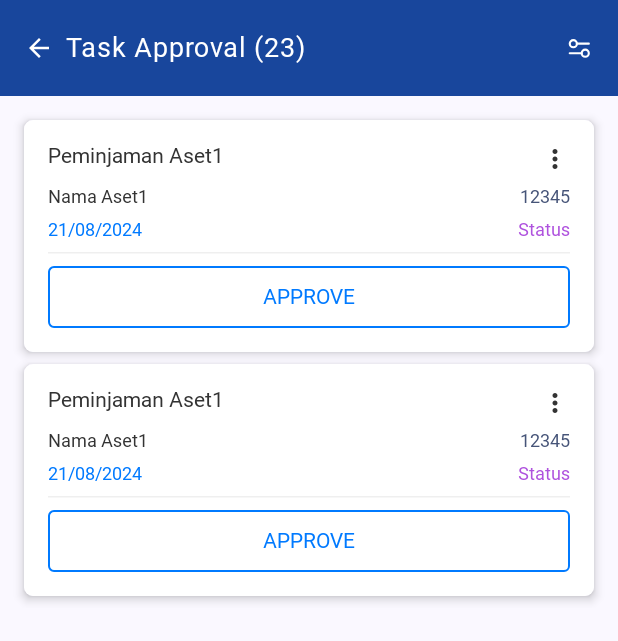
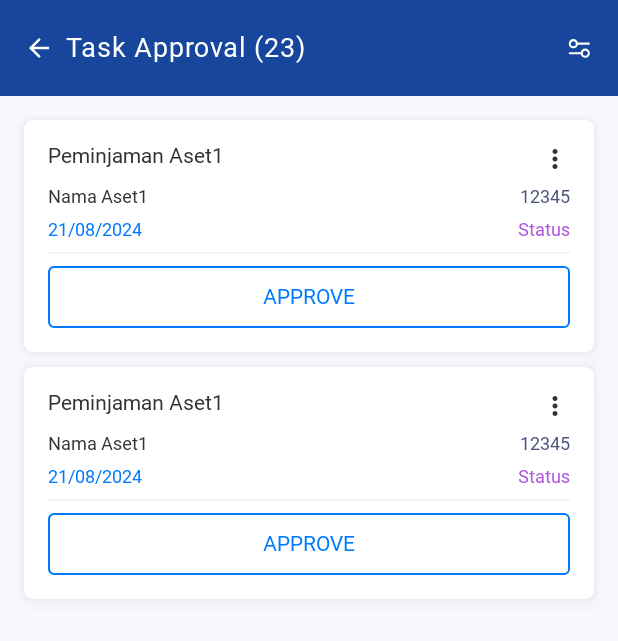
Before and after one commit to ariefzainuri96/simart-android, an Android app built with Jetpack Compose: the TaskApprovalActivity screen opened directly, with no data from a screen before it, on a phone screen of 412 x 824 dp. Shown: the top 641 px of the screen. Run offline under Robolectric (Android 15) with nearby library versions, the phone set to English and light mode, and no system bars; our stand-ins replace Dagger/Hilt's generated code; network calls fail; Roboto replaces fonts that are not available here.

Commit message:
update: 1. finish slicing detail task approval item

```diff
--- a/app/src/main/java/simart/umby/android/component/compose/TransparentStatusBar.kt
+++ /dev/null
@@ -1,13 +0,0 @@
-package simart.umby.android.component.compose
-
-import androidx.compose.runtime.Composable
-import androidx.compose.ui.graphics.Color
-import com.google.accompanist.systemuicontroller.rememberSystemUiController
-
-@Composable fun TransparentStatusBar() {
-    val systemUiController = rememberSystemUiController()
-    val useDarkIcons = false // Set this to false for white icons
-    val color = Color(0x80000000) // 50% dark transparency
-
-    systemUiController.setSystemBarsColor( color = color, darkIcons = useDarkIcons )
-}
--- a/app/src/main/java/simart/umby/android/pages/dashboard/DashboardActivity.kt
+++ b/app/src/main/java/simart/umby/android/pages/dashboard/DashboardActivity.kt
@@ -97,7 +97,7 @@ class DashboardActivity : AppCompatActivity() {
     }
 
     private fun setupView() {
-        Utils.Companion.setStatusBarTransparent(this, binding.root)
+        Utils.Companion.setStatusBarShown(this, binding.root)
 
         binding.scanQRLayout.setOnClickListener {
             requestCameraAndStartScanner()
--- a/app/src/main/java/simart/umby/android/pages/task_approval/TaskApprovalActivity.kt
+++ b/app/src/main/java/simart/umby/android/pages/task_approval/TaskApprovalActivity.kt
@@ -2,8 +2,10 @@ package simart.umby.android.pages.task_approval
 
 import android.os.Bundle
 import androidx.activity.ComponentActivity
+import androidx.activity.SystemBarStyle
 import androidx.activity.compose.setContent
 import androidx.activity.enableEdgeToEdge
+import androidx.compose.foundation.background
 import androidx.compose.foundation.layout.fillMaxSize
 import androidx.compose.foundation.layout.padding
 import androidx.compose.foundation.layout.size
@@ -21,16 +23,13 @@ import androidx.compose.ui.Modifier
 import androidx.compose.ui.graphics.Color
 import androidx.compose.ui.res.colorResource
 import androidx.compose.ui.res.painterResource
-import androidx.compose.ui.tooling.preview.Preview
 import androidx.compose.ui.unit.dp
 import androidx.lifecycle.viewmodel.compose.viewModel
 import dagger.hilt.android.AndroidEntryPoint
 import simart.umby.android.R
 import simart.umby.android.component.compose.Center
 import simart.umby.android.component.compose.CustomTopbar
-import simart.umby.android.component.compose.TransparentStatusBar
 import simart.umby.android.component.compose.theme.SimartUmbyTheme
-import simart.umby.android.model.TaskApprovalModel
 import simart.umby.android.pages.task_approval.component.TaskApprovalItem
 import simart.umby.android.pages.task_approval.section.approve_permintaan_barang_bs.ApprovePermintaanBarangBSVM
 import simart.umby.android.pages.task_approval.section.detail_peminjaman_aset.DetailPeminjamanAsetBSVM
@@ -48,12 +47,10 @@ class TaskApprovalActivity : ComponentActivity() {
     override fun onCreate(savedInstanceState: Bundle?) {
         super.onCreate(savedInstanceState)
 
-        enableEdgeToEdge()
+        enableEdgeToEdge(statusBarStyle = SystemBarStyle.dark(getColor(R.color.defaultStatusBar)))
 
         setContent {
             SimartUmbyTheme {
-                TransparentStatusBar()
-
                 TaskApprovalContent(context = this)
             }
         }
@@ -69,8 +66,10 @@ fun TaskApprovalContent(modifier: Modifier = Modifier, context: ComponentActivit
     val tasks = viewModel.taskApprovals.collectAsState()
     val state = viewModel.taskApprovalsState.collectAsState()
 
+//    Utils.Companion.setStatusBarShown(context, LocalView.current)
+
     Scaffold(
-        modifier = modifier.fillMaxSize(),
+        modifier = modifier.fillMaxSize().background(colorResource(R.color.white)),
         topBar = {
             CustomTopbar(title = "Task Approval (23)", onBackClick = {
                 context.finish()
@@ -109,7 +108,7 @@ fun TaskApprovalContent(modifier: Modifier = Modifier, context: ComponentActivit
                             )
                             HorizontalDivider(
                                 color = colorResource(R.color.transparent),
-                                thickness = 8.dp
+                                thickness = 10.dp
                             )
                         }
                     }
@@ -118,19 +117,3 @@ fun TaskApprovalContent(modifier: Modifier = Modifier, context: ComponentActivit
         }
     }
 }
-
-@Preview
-@Composable
-fun GreetingPreview() {
-    SimartUmbyTheme {
-        TaskApprovalItem(
-            TaskApprovalModel(
-                "Peminjaman Aset",
-                "Nama Aset",
-                "1212",
-                "Date",
-                "Status"
-            )
-        )
-    }
-}
--- a/app/src/main/java/simart/umby/android/pages/task_approval/component/TaskApprovalItem.kt
+++ b/app/src/main/java/simart/umby/android/pages/task_approval/component/TaskApprovalItem.kt
@@ -19,11 +19,9 @@ import androidx.compose.material3.DropdownMenuItem
 import androidx.compose.material3.ExperimentalMaterial3Api
 import androidx.compose.material3.HorizontalDivider
 import androidx.compose.material3.Icon
-import androidx.compose.material3.MaterialTheme
 import androidx.compose.material3.ModalBottomSheet
 import androidx.compose.material3.ModalBottomSheetProperties
 import androidx.compose.material3.SheetValue
-import androidx.compose.material3.Surface
 import androidx.compose.material3.Text
 import androidx.compose.material3.TextButton
 import androidx.compose.material3.rememberModalBottomSheetState
@@ -32,6 +30,8 @@ import androidx.compose.runtime.Composable
 import androidx.compose.runtime.mutableStateOf
 import androidx.compose.ui.Alignment
 import androidx.compose.ui.Modifier
+import androidx.compose.ui.draw.shadow
+import androidx.compose.ui.platform.LocalContext
 import androidx.compose.ui.res.colorResource
 import androidx.compose.ui.res.painterResource
 import androidx.compose.ui.text.style.TextOverflow
@@ -56,6 +56,7 @@ import simart.umby.android.utils.crop
 fun TaskApprovalItem(data: TaskApprovalModel, modifier: Modifier = Modifier) {
     val viewModel = LocalApprovePermintaanBarangBSVM.current
     val detailPeminjamanAsetVM = LocalDetailPeminjamanAsetBSVM.current
+    val context = LocalContext.current
 
     val approveSheetState = rememberModalBottomSheetState()
     val detailSheetState = rememberModalBottomSheetState(
@@ -74,11 +75,24 @@ fun TaskApprovalItem(data: TaskApprovalModel, modifier: Modifier = Modifier) {
         }
     }
 
-    Surface(
-        shape = RoundedCornerShape(6.dp),
-        color = MaterialTheme.colorScheme.background,
-        shadowElevation = 4.dp,
+//    SideEffect {
+//        Utils.Companion.setStatusBarShown(detailPeminjamanAsetVM.getContext().applicationContext.findActivity(),
+//            LocalView
+//            .current)
+//    }
+
+//    LaunchedEffect(detailSheetState) {
+//        if (detailSheetState.currentValue == SheetValue.Expanded) {
+//            val context = LocalContext.current
+//            Utils.Companion.setStatusBarShown(LocalContext.current.findActivity(), LocalView.current)
+//        }
+//    }
+
+    Box(
         modifier = modifier
+            .shadow(elevation = 10.dp, shape = RoundedCornerShape(6.dp), spotColor = colorResource
+                (R.color.black).copy(alpha = 0.15f))
+            .background(colorResource(R.color.white))
     ) {
         Column(
             horizontalAlignment = Alignment.Start,
@@ -234,9 +248,7 @@ fun TaskApprovalItem(data: TaskApprovalModel, modifier: Modifier = Modifier) {
                         // leave this empty to prevent dismiss by swipe or clicking outside
                         showBottomSheetApprove = false
                     },
-                    dragHandle = {
-                        // leave this empty to hide bottomsheet header
-                    },
+                    dragHandle = null,
                 ) {
                     ApprovePermintaanBarangBS { scope ->
                         scope.launch { approveSheetState.hide() }.invokeOnCompletion {
@@ -256,9 +268,9 @@ fun TaskApprovalItem(data: TaskApprovalModel, modifier: Modifier = Modifier) {
                     shape = RoundedCornerShape(topStart = 0.dp, topEnd = 0.dp),
                     properties = ModalBottomSheetProperties(
                         securePolicy = SecureFlagPolicy.SecureOn,
-                        isFocusable = true,
-                        shouldDismissOnBackPress = false
-                    )
+                        shouldDismissOnBackPress = false,
+//                        decorFitsSystemWindows = false
+                    ),
                 ) {
                     DetailPeminjamanAsetBS { scope ->
                         scope.launch { detailSheetState.hide() }.invokeOnCompletion {
--- a/app/src/main/java/simart/umby/android/pages/task_approval/section/detail_peminjaman_aset/DetailPeminjamanAsetBSVM.kt
+++ b/app/src/main/java/simart/umby/android/pages/task_approval/section/detail_peminjaman_aset/DetailPeminjamanAsetBSVM.kt
@@ -1,5 +1,6 @@
 package simart.umby.android.pages.task_approval.section.detail_peminjaman_aset
 
+import android.app.Application
 import androidx.lifecycle.ViewModel
 import androidx.lifecycle.viewModelScope
 import dagger.hilt.android.lifecycle.HiltViewModel
@@ -14,7 +15,8 @@ import javax.inject.Inject
 
 @HiltViewModel
 class DetailPeminjamanAsetBSVM @Inject constructor(
-    private val repository: TaskApprovalRepository
+    private val repository: TaskApprovalRepository,
+    private val appContext: Application
 ) : ViewModel() {
     var state = MutableStateFlow(RequestState.IDLE); private set
     var detailData = MutableStateFlow(TaskApprovalModel()); private set
@@ -46,4 +48,6 @@ class DetailPeminjamanAsetBSVM @Inject constructor(
     init {
         println("init DetailPeminjamanAsetBSVM")
     }
+
+    fun getContext() = appContext
 }
--- a/app/src/main/res/layout/activity_dashboard.xml
+++ b/app/src/main/res/layout/activity_dashboard.xml
@@ -24,7 +24,7 @@
             android:layout_height="wrap_content"
             android:orientation="horizontal"
             android:gravity="center_vertical"
-            android:layout_marginTop="40dp"
+            android:layout_marginTop="30dp"
             android:paddingHorizontal="16dp">
             <TextView
                 android:layout_width="0dp"
```
Also changed, not shown: app/build.gradle.kts (+11 -12 lines), app/src/main/java/simart/umby/android/component/compose/CustomBSHeader.kt (+28 -5 lines), app/src/main/java/simart/umby/android/component/compose/CustomTopbar.kt (+26 -8 lines), app/src/main/java/simart/umby/android/component/compose/ExpandableCard.kt (+7 -5 lines), app/src/main/java/simart/umby/android/component/compose/SetStatusBarColor.kt (added, +16 -0 lines), app/src/main/java/simart/umby/android/component/compose/theme/CustomRippleTheme.kt (+7 -9 lines), app/src/main/java/simart/umby/android/pages/task_approval/component/DetailPeminjamanItem.kt (added, +45 -0 lines), app/src/main/java/simart/umby/android/pages/task_approval/component/HistoryPersetujuanItem.kt (added, +59 -0 lines), app/src/main/java/simart/umby/android/pages/task_approval/section/detail_peminjaman_aset/DetailPeminjamanAsetBS.kt (+29 -28 lines), app/src/main/java/simart/umby/android/utils/CustomExtension.kt (+11 -0 lines), app/src/main/java/simart/umby/android/utils/Utils.kt (+64 -11 lines).
